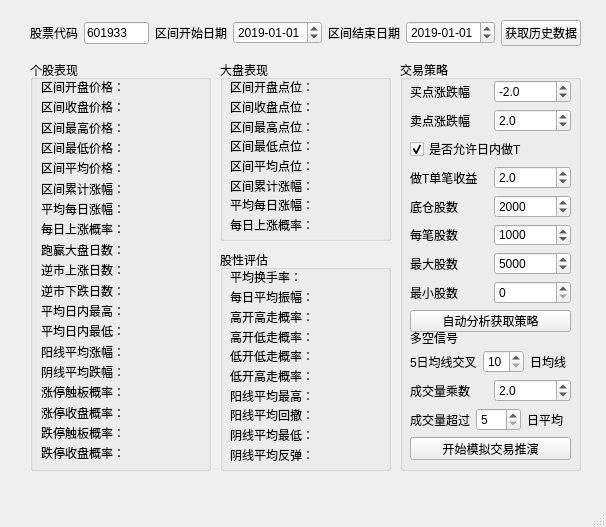
victor647/QuantumStockTrade, file QtDesign/StockAnalyzer.ui: the form before one commit.
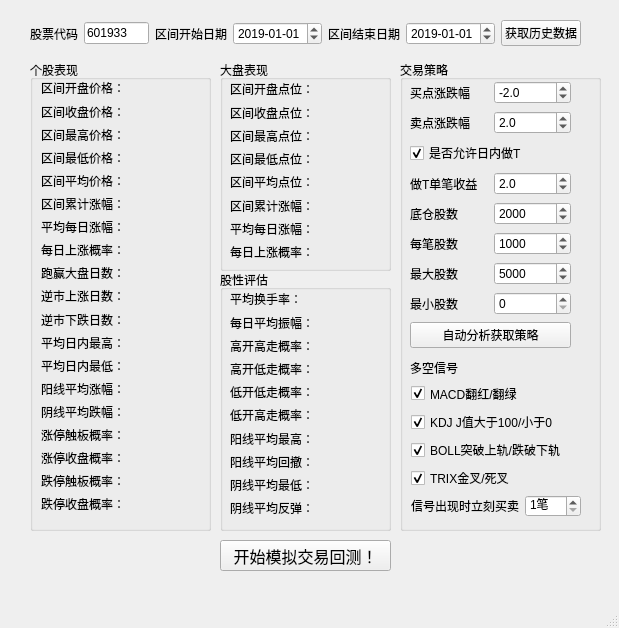
The form after the commit.

```diff
--- a/QtDesign/StockAnalyzer.ui
+++ b/QtDesign/StockAnalyzer.ui
@@ -6,8 +6,8 @@
    <rect>
     <x>0</x>
     <y>0</y>
-    <width>606</width>
-    <height>527</height>
+    <width>619</width>
+    <height>628</height>
    </rect>
   </property>
   <property name="windowTitle">
@@ -20,7 +20,7 @@
       <x>30</x>
       <y>60</y>
       <width>181</width>
-      <height>411</height>
+      <height>471</height>
      </rect>
     </property>
     <property name="font">
@@ -38,7 +38,7 @@
        <x>11</x>
        <y>19</y>
        <width>151</width>
-       <height>381</height>
+       <height>433</height>
       </rect>
      </property>
      <property name="font">
@@ -304,7 +304,7 @@
       <x>220</x>
       <y>60</y>
       <width>171</width>
-      <height>181</height>
+      <height>211</height>
      </rect>
     </property>
     <property name="font">
@@ -322,7 +322,7 @@
        <x>10</x>
        <y>20</y>
        <width>151</width>
-       <height>151</height>
+       <height>180</height>
       </rect>
      </property>
      <property name="font">
@@ -445,7 +445,7 @@
       <x>30</x>
       <y>20</y>
       <width>551</width>
-      <height>26</height>
+      <height>27</height>
      </rect>
     </property>
     <property name="font">
@@ -604,8 +604,8 @@
      <rect>
       <x>400</x>
       <y>60</y>
-      <width>181</width>
-      <height>411</height>
+      <width>201</width>
+      <height>471</height>
      </rect>
     </property>
     <property name="font">
@@ -623,7 +623,7 @@
        <x>10</x>
        <y>20</y>
        <width>161</width>
-       <height>252</height>
+       <height>275</height>
       </rect>
      </property>
      <property name="font">
@@ -949,7 +949,7 @@
      <property name="geometry">
       <rect>
        <x>10</x>
-       <y>270</y>
+       <y>300</y>
        <width>51</width>
        <height>16</height>
       </rect>
@@ -964,166 +964,77 @@
       <string>多空信号：</string>
      </property>
     </widget>
-    <widget class="QWidget" name="layoutWidget">
+    <widget class="QWidget" name="">
      <property name="geometry">
       <rect>
-       <x>10</x>
-       <y>290</y>
-       <width>161</width>
-       <height>110</height>
+       <x>11</x>
+       <y>322</y>
+       <width>170</width>
+       <height>135</height>
       </rect>
      </property>
-     <property name="font">
-      <font>
-       <family>Microsoft YaHei UI</family>
-       <pointsize>9</pointsize>
-      </font>
-     </property>
      <layout class="QVBoxLayout" name="verticalLayout_4">
       <item>
-       <layout class="QHBoxLayout" name="horizontalLayout_11">
+       <widget class="QCheckBox" name="cbxMacdEnabled">
+        <property name="text">
+         <string>MACD翻红/翻绿</string>
+        </property>
+        <property name="checked">
+         <bool>true</bool>
+        </property>
+       </widget>
+      </item>
+      <item>
+       <widget class="QCheckBox" name="cbxKdjEnabled">
+        <property name="text">
+         <string>KDJ J值大于100/小于0</string>
+        </property>
+        <property name="checked">
+         <bool>true</bool>
+        </property>
+       </widget>
+      </item>
+      <item>
+       <widget class="QCheckBox" name="cbxBollEnabled">
+        <property name="text">
+         <string>BOLL突破上轨/跌破下轨</string>
+        </property>
+        <property name="checked">
+         <bool>true</bool>
+        </property>
+       </widget>
+      </item>
+      <item>
+       <widget class="QCheckBox" name="cbxBollEnabled_2">
+        <property name="text">
+         <string>TRIX金叉/死叉</string>
+        </property>
+        <property name="checked">
+         <bool>true</bool>
+        </property>
+       </widget>
+      </item>
+      <item>
+       <layout class="QHBoxLayout" name="horizontalLayout">
         <item>
-         <widget class="QLabel" name="lblAveragePriceDescription">
-          <property name="font">
-           <font>
-            <family>Microsoft YaHei UI</family>
-            <pointsize>9</pointsize>
-           </font>
-          </property>
+         <widget class="QLabel" name="lblSignalTradeUnit">
           <property name="text">
-           <string>5日均线交叉</string>
+           <string>信号出现时立刻买卖</string>
           </property>
          </widget>
         </item>
         <item>
-         <widget class="QSpinBox" name="spbAveragePeriodPriceLong">
-          <property name="font">
-           <font>
-            <family>Microsoft YaHei UI</family>
-            <pointsize>9</pointsize>
-           </font>
+         <widget class="QSpinBox" name="spbSignalTradeUnit">
+          <property name="suffix">
+           <string>笔</string>
           </property>
           <property name="minimum">
-           <number>10</number>
-          </property>
-          <property name="maximum">
-           <number>60</number>
-          </property>
-         </widget>
-        </item>
-        <item>
-         <widget class="QLabel" name="lblAveragePriceDescription2">
-          <property name="font">
-           <font>
-            <family>Microsoft YaHei UI</family>
-            <pointsize>9</pointsize>
-           </font>
-          </property>
-          <property name="text">
-           <string>日均线</string>
-          </property>
-         </widget>
-        </item>
-       </layout>
-      </item>
-      <item>
-       <layout class="QHBoxLayout" name="horizontalLayout_12">
-        <item>
-         <widget class="QLabel" name="lblVolumeMultiplier">
-          <property name="font">
-           <font>
-            <family>Microsoft YaHei UI</family>
-            <pointsize>9</pointsize>
-           </font>
-          </property>
-          <property name="text">
-           <string>成交量乘数</string>
-          </property>
-         </widget>
-        </item>
-        <item>
-         <widget class="QDoubleSpinBox" name="spbVolumeMultiplier">
-          <property name="font">
-           <font>
-            <family>Microsoft YaHei UI</family>
-            <pointsize>9</pointsize>
-           </font>
-          </property>
-          <property name="decimals">
            <number>1</number>
           </property>
-          <property name="minimum">
-           <double>-10.000000000000000</double>
-          </property>
-          <property name="maximum">
-           <double>10.000000000000000</double>
-          </property>
-          <property name="value">
-           <double>2.000000000000000</double>
-          </property>
          </widget>
         </item>
        </layout>
       </item>
-      <item>
-       <layout class="QHBoxLayout" name="horizontalLayout_13">
-        <item>
-         <widget class="QLabel" name="lblVolumeDescription">
-          <property name="font">
-           <font>
-            <family>Microsoft YaHei UI</family>
-            <pointsize>9</pointsize>
-           </font>
-          </property>
-          <property name="text">
-           <string>成交量超过</string>
-          </property>
-         </widget>
-        </item>
-        <item>
-         <widget class="QSpinBox" name="spbAveragePeriodVolume">
-          <property name="font">
-           <font>
-            <family>Microsoft YaHei UI</family>
-            <pointsize>9</pointsize>
-           </font>
-          </property>
-          <property name="minimum">
-           <number>5</number>
-          </property>
-          <property name="maximum">
-           <number>20</number>
-          </property>
-         </widget>
-        </item>
-        <item>
-         <widget class="QLabel" name="lblVolumeDescription2">
-          <property name="font">
-           <font>
-            <family>Microsoft YaHei UI</family>
-            <pointsize>9</pointsize>
-           </font>
-          </property>
-          <property name="text">
-           <string>日平均</string>
-          </property>
-         </widget>
-        </item>
-       </layout>
-      </item>
-      <item>
-       <widget class="QPushButton" name="btnStartTrade">
-        <property name="font">
-         <font>
-          <family>Microsoft YaHei UI</family>
-          <pointsize>9</pointsize>
-         </font>
-        </property>
-        <property name="text">
-         <string>开始模拟交易推演</string>
-        </property>
-       </widget>
-      </item>
      </layout>
     </widget>
    </widget>
@@ -1131,9 +1042,9 @@
     <property name="geometry">
      <rect>
       <x>220</x>
-      <y>250</y>
+      <y>270</y>
       <width>171</width>
-      <height>221</height>
+      <height>261</height>
      </rect>
     </property>
     <property name="font">
@@ -1151,7 +1062,7 @@
        <x>10</x>
        <y>20</y>
        <width>151</width>
-       <height>191</height>
+       <height>226</height>
       </rect>
      </property>
      <property name="font">
@@ -1294,6 +1205,25 @@
      </layout>
     </widget>
    </widget>
+   <widget class="QPushButton" name="btnStartTrade">
+    <property name="geometry">
+     <rect>
+      <x>220</x>
+      <y>540</y>
+      <width>171</width>
+      <height>31</height>
+     </rect>
+    </property>
+    <property name="font">
+     <font>
+      <family>Microsoft YaHei UI</family>
+      <pointsize>12</pointsize>
+     </font>
+    </property>
+    <property name="text">
+     <string>开始模拟交易回测！</string>
+    </property>
+   </widget>
   </widget>
   <widget class="QMenuBar" name="menubar">
    <property name="geometry">
```
Left out of the diff: 4 changed lines with no effect on the pictures.
